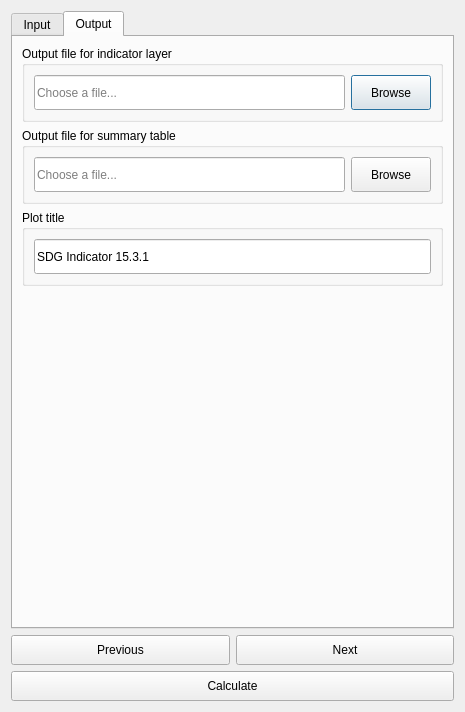
First picture: the form in LDMP/gui/DlgCalculateSDGAdvanced.ui, repository ConservationInternational/trends.earth, before the edit.
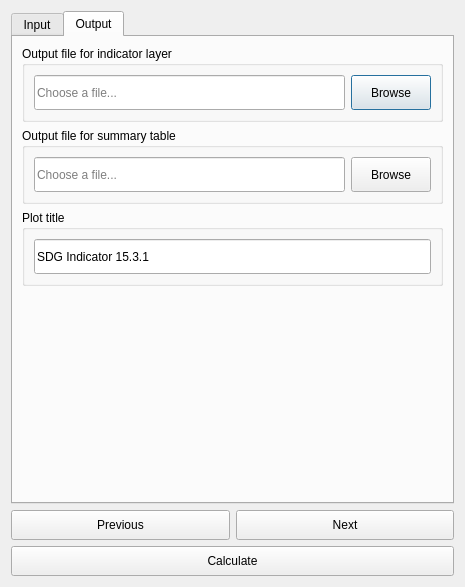
Second picture: the form after the edit. The open tabs and pages were chosen to show the change.

What changed in the file:
```diff
--- a/LDMP/gui/DlgCalculateSDGAdvanced.ui
+++ b/LDMP/gui/DlgCalculateSDGAdvanced.ui
@@ -7,7 +7,7 @@
     <x>0</x>
     <y>0</y>
     <width>465</width>
-    <height>712</height>
+    <height>549</height>
    </rect>
   </property>
   <property name="sizePolicy">
```
Left out of the diff: 4 changed lines with no effect on the pictures.
